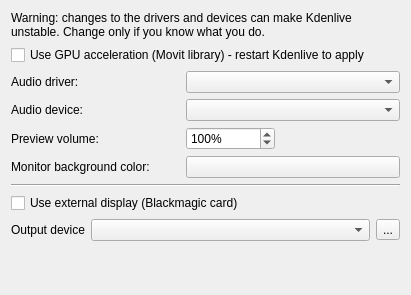
Before: the Qt Designer form src/ui/configsdl_ui.ui in KDE/kdenlive, drawn with Qt 5.
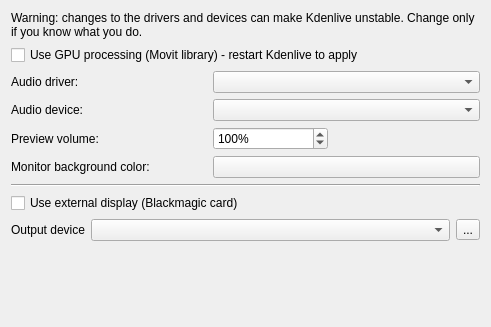
After: the same form once the commit is applied. Custom widgets are drawn as their Qt base class.

Commit message: Disable GPU processing when rtaudio is not available (MLT currently crashes on movit+sdl_audio)

```diff
--- a/src/ui/configsdl_ui.ui
+++ b/src/ui/configsdl_ui.ui
@@ -6,8 +6,8 @@
    <rect>
     <x>0</x>
     <y>0</y>
-    <width>411</width>
-    <height>295</height>
+    <width>491</width>
+    <height>327</height>
    </rect>
   </property>
   <layout class="QGridLayout" name="gridLayout">
@@ -88,7 +88,7 @@
    <item row="1" column="0" colspan="5">
     <widget class="QCheckBox" name="kcfg_gpu_accel">
      <property name="text">
-      <string>Use GPU acceleration (Movit library) - restart Kdenlive to apply</string>
+      <string>Use GPU processing (Movit library) - restart Kdenlive to apply</string>
      </property>
     </widget>
    </item>
@@ -155,16 +155,16 @@
   </layout>
  </widget>
  <customwidgets>
-  <customwidget>
-   <class>KColorButton</class>
-   <extends>QPushButton</extends>
-   <header>kcolorbutton.h</header>
-  </customwidget>
   <customwidget>
    <class>KComboBox</class>
    <extends>QComboBox</extends>
    <header>kcombobox.h</header>
   </customwidget>
+  <customwidget>
+   <class>KColorButton</class>
+   <extends>QPushButton</extends>
+   <header>kcolorbutton.h</header>
+  </customwidget>
  </customwidgets>
  <resources/>
  <connections/>
```
The commit also changes 5 other files.
